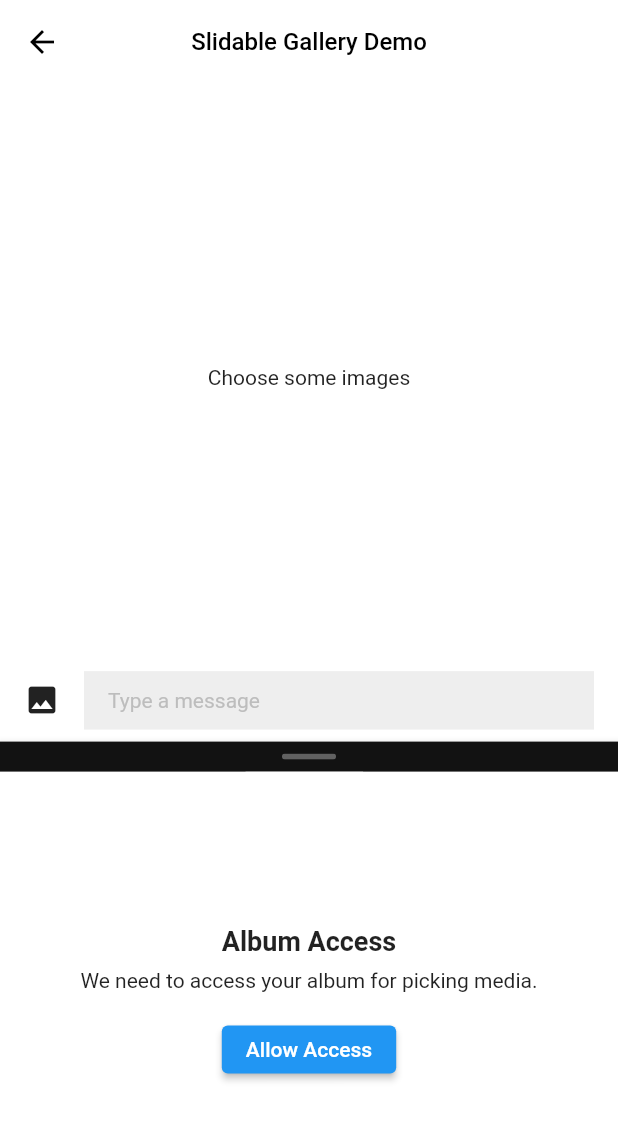
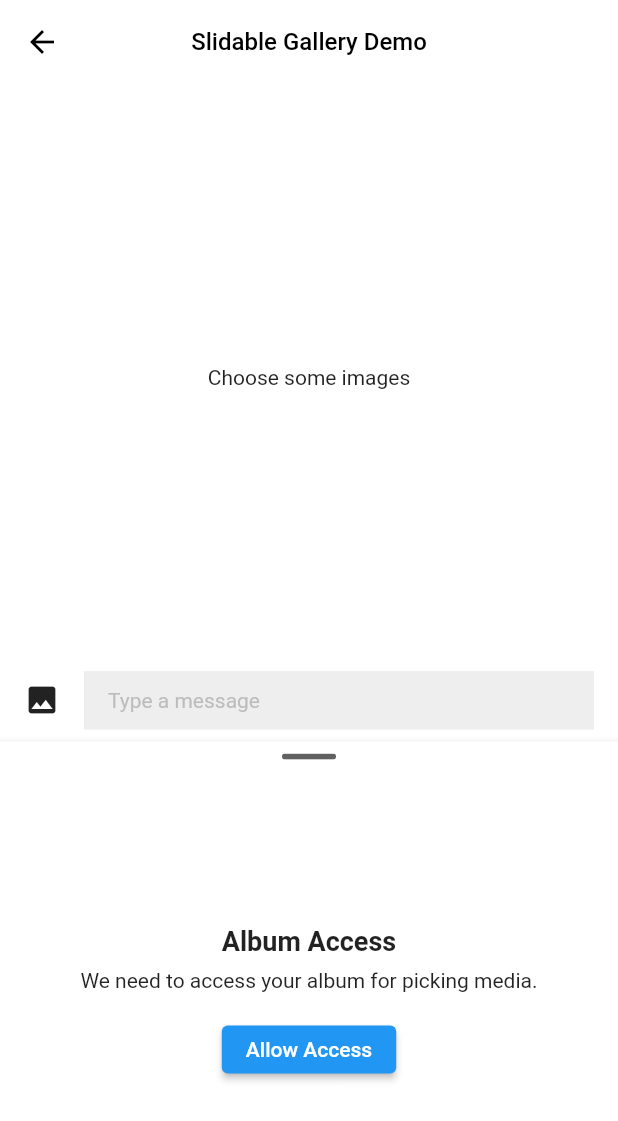
Before and after one commit to haonguyenuet/gallery_asset_picker, a Flutter app: the SlidablePage screen opened directly, after a tap on the "insert photo" icon, on a phone screen of 412 x 824 dp. Shown: the top 1121 px of the screen. Run offline on Flutter 3.47's test engine with Material 2 defaults, Android fonts, the phone set to English and light mode, and no system bars; our stand-ins replace camera, fluttertoast; missing offline and left inert: photo_manager; project files that could hold a hidden picture were left out.

Commit message:
update theme setting

```diff
--- a/example/lib/slidable_page.dart
+++ b/example/lib/slidable_page.dart
@@ -23,7 +23,9 @@ class _SlidablePageState extends State<SlidablePage> {
         crossAxisCount: 3,
         maxCount: 3,
         requestType: RequestType.image,
-        colorScheme: ColorScheme.dark(),
+        colorScheme: const ColorScheme.light(
+          primary: Colors.blue,
+        ),
         onReachMaximum: () {
           Fluttertoast.showToast(
             msg: "You have reached the allowed number of images",
--- a/lib/features/gallery/widgets/builder/album_list_builder.dart
+++ b/lib/features/gallery/widgets/builder/album_list_builder.dart
@@ -23,6 +23,8 @@ class AlbumListBuilder extends StatelessWidget {
   @override
   Widget build(BuildContext context) {
     final galleryController = context.galleryController;
+    final colorScheme = galleryController.setting.colorScheme;
+    final textTheme = galleryController.setting.textTheme;
     return ValueListenableBuilder<AlbumListValue>(
       valueListenable: controller,
       builder: (context, value, child) {
@@ -39,10 +41,7 @@ class AlbumListBuilder extends StatelessWidget {
           return Center(
             child: Text(
               StringConst.NO_ALBUM_AVAILABLE,
-              style: TextStyle(
-                color: galleryController.setting.colorScheme?.onBackground ?? Colors.white,
-                fontWeight: FontWeight.w700,
-              ),
+              style: textTheme.bodyMedium?.copyWith(color: colorScheme.onBackground),
             ),
           );
         }
@@ -51,10 +50,7 @@ class AlbumListBuilder extends StatelessWidget {
           return Center(
             child: Text(
               StringConst.SOMETHING_WRONG,
-              style: TextStyle(
-                color: galleryController.setting.colorScheme?.onBackground ?? Colors.white,
-                fontWeight: FontWeight.w700,
-              ),
+              style: textTheme.bodyMedium?.copyWith(color: colorScheme.onBackground),
             ),
           );
         }
--- a/lib/features/gallery/widgets/gallery_asset_thumbnail.dart
+++ b/lib/features/gallery/widgets/gallery_asset_thumbnail.dart
@@ -33,11 +33,11 @@ class AssetThumbnail extends StatelessWidget {
     }
 
     if (asset.type == AssetType.audio) {
-      child = Center(child: Icon(Icons.audiotrack, color: colorScheme?.onBackground ?? Colors.white));
+      child = Center(child: Icon(Icons.audiotrack, color: colorScheme.onBackground));
     }
 
     if (asset.type == AssetType.other) {
-      child = Center(child: Icon(Icons.file_copy, color: colorScheme?.onBackground ?? Colors.white));
+      child = Center(child: Icon(Icons.file_copy, color: colorScheme.onBackground));
     }
 
     if (asset.type == AssetType.video || asset.type == AssetType.audio) {
@@ -140,7 +140,7 @@ class _DurationView extends StatelessWidget {
           style: const TextStyle(
             fontSize: 12,
             color: Colors.white,
-            fontWeight: FontWeight.w700,
+            fontWeight: FontWeight.w600,
           ),
         ),
       ),
--- a/lib/features/gallery/widgets/gallery_assets_grid_view.dart
+++ b/lib/features/gallery/widgets/gallery_assets_grid_view.dart
@@ -14,8 +14,9 @@ class GalleryAssetsGridView extends StatelessWidget {
   Widget build(BuildContext context) {
     final galleryController = context.galleryController;
     final colorScheme = galleryController.setting.colorScheme;
+    final textTheme = galleryController.setting.textTheme;
     return ColoredBox(
-      color: colorScheme?.background ?? Colors.black,
+      color: colorScheme.background,
       child: AlbumListBuilder(
         controller: galleryController.albumListController,
         builder: (context, albumList) {
@@ -39,7 +40,7 @@ class GalleryAssetsGridView extends StatelessWidget {
                 return Center(
                   child: Text(
                     StringConst.NO_MEDIA_AVAILABLE,
-                    style: TextStyle(color: colorScheme?.onBackground ?? Colors.white),
+                    style: textTheme.bodyMedium?.copyWith(color: colorScheme.onBackground),
                   ),
                 );
               }
@@ -48,7 +49,7 @@ class GalleryAssetsGridView extends StatelessWidget {
                 return Center(
                   child: Text(
                     StringConst.SOMETHING_WRONG,
-                    style: TextStyle(color: colorScheme?.onBackground ?? Colors.white),
+                    style: textTheme.bodyMedium?.copyWith(color: colorScheme.onBackground),
                   ),
                 );
               }
@@ -86,9 +87,8 @@ class GalleryAssetsGridView extends StatelessWidget {
                         : assets[i];
                     if (asset == null) {
                       return Container(
-                          color: colorScheme?.brightness == Brightness.light
-                              ? Colors.grey.shade200
-                              : Colors.grey.shade800);
+                          color:
+                              colorScheme.brightness == Brightness.light ? Colors.grey.shade200 : Colors.grey.shade800);
                     }
 
                     return _AssetTile(key: ValueKey(asset.id), asset: asset);
@@ -158,6 +158,9 @@ class _SelectionCount extends StatelessWidget {
   @override
   Widget build(BuildContext context) {
     final galleryController = context.galleryController;
+    final colorScheme = context.galleryController.setting.colorScheme;
+    final textTheme = context.galleryController.setting.textTheme;
+
     return GalleryBuilder(
       controller: galleryController,
       builder: (context, gallery) {
@@ -169,12 +172,14 @@ class _SelectionCount extends StatelessWidget {
         Widget counter = const SizedBox();
         if (isSelected) {
           counter = CircleAvatar(
-            backgroundColor: galleryController.setting.colorScheme?.primary ?? Colors.blue.shade600,
+            backgroundColor: colorScheme.primary,
             radius: 14 * ratio,
             child: singleSelection
                 ? Icon(CupertinoIcons.checkmark_alt, color: Colors.white, size: 24 * ratio)
-                : Text('${index + 1}',
-                    style: TextStyle(color: Colors.white, fontSize: 14 * ratio, fontWeight: FontWeight.w500)),
+                : Text(
+                    '${index + 1}',
+                    style: textTheme.titleSmall?.copyWith(color: Colors.white, fontSize: 14 * ratio),
+                  ),
           );
         }
         if (!singleSelection) {
--- a/lib/features/gallery/widgets/gallery_header.dart
+++ b/lib/features/gallery/widgets/gallery_header.dart
@@ -19,6 +19,7 @@ class GalleryHeader extends StatelessWidget {
   final GalleryController galleryController;
 
   ColorScheme? get colorScheme => galleryController.setting.colorScheme;
+  TextTheme get textTheme => galleryController.setting.textTheme;
 
   @override
   Widget build(BuildContext context) {
@@ -85,7 +86,10 @@ class GalleryHeader extends StatelessWidget {
       child: CupertinoButton(
         padding: const EdgeInsets.fromLTRB(16, 8, 8, 8),
         minSize: 0,
-        child: Text('Cancel', style: TextStyle(fontSize: 16, color: Colors.blue.shade400)),
+        child: Text(
+          'Cancel',
+          style: textTheme.titleSmall?.copyWith(color: const Color(0xFF66768E)),
+        ),
         onPressed: onClose,
       ),
     );
@@ -101,7 +105,10 @@ class GalleryHeader extends StatelessWidget {
           return CupertinoButton(
             padding: const EdgeInsets.fromLTRB(8, 8, 16, 8),
             minSize: 0,
-            child: Text('Clear', style: TextStyle(fontSize: 16, color: Colors.red.shade400)),
+            child: Text(
+              'Clear',
+              style: textTheme.titleSmall?.copyWith(color: const Color(0xFFF43F5E)),
+            ),
             onPressed: galleryController.clearSelection,
           );
         },
@@ -117,11 +124,7 @@ class GalleryHeader extends StatelessWidget {
           final accessCount = gallery.selectedAssets.length;
           return Text(
             '$accessCount Selected',
-            style: TextStyle(
-              color: colorScheme?.onSurface ?? Colors.white,
-              fontWeight: FontWeight.w600,
-              fontSize: 16,
-            ),
+            style: textTheme.titleMedium?.copyWith(color: colorScheme?.onSurface ?? Colors.white),
           );
         }
 
@@ -137,11 +140,7 @@ class GalleryHeader extends StatelessWidget {
                   : isAll
                       ? galleryController.setting.albumTitle
                       : currentAlbumController?.value.assetPathEntity?.name ?? 'Unknown',
-              style: TextStyle(
-                color: colorScheme?.onSurface ?? Colors.white,
-                fontWeight: FontWeight.w600,
-                fontSize: 16,
-              ),
+              style: textTheme.titleMedium?.copyWith(color: colorScheme?.onSurface ?? Colors.white),
             );
           },
         );
@@ -164,10 +163,10 @@ class GalleryHeader extends StatelessWidget {
             angle: pi * factor,
             child: CupertinoButton(
               minSize: 0,
-              padding: const EdgeInsets.all(4),
+              padding: const EdgeInsets.all(6),
               child: Icon(
                 CupertinoIcons.chevron_down,
-                size: 20,
+                size: 18,
                 color: colorScheme?.onSurface ?? Colors.grey.shade700,
               ),
               onPressed: onAlbumListToggle,
--- a/lib/features/gallery/widgets/gallery_select_button.dart
+++ b/lib/features/gallery/widgets/gallery_select_button.dart
@@ -48,7 +48,7 @@ class GallerySelectButtonState extends State<GallerySelectButton> with TickerPro
 
   @override
   Widget build(BuildContext context) {
-    final colorScheme = _galleryController.setting.colorScheme ?? Theme.of(context).colorScheme;
+    final colorScheme = _galleryController.setting.colorScheme;
     return GalleryBuilder(
       controller: _galleryController,
       builder: (context, gallery) {
--- a/lib/features/gallery/widgets/gallery_view.dart
+++ b/lib/features/gallery/widgets/gallery_view.dart
@@ -123,7 +123,7 @@ class _GalleryViewState extends State<GalleryView> with SingleTickerProviderStat
           ? WillPopScope(
               onWillPop: _onWillClose,
               child: Scaffold(
-                backgroundColor: _gallarySetting.colorScheme?.background ?? Colors.black,
+                backgroundColor: _gallarySetting.colorScheme.background,
                 body: Padding(
                   padding: EdgeInsets.only(top: MediaQuery.of(context).padding.top),
                   child: galleryStack,
--- a/lib/settings/gallery_settings.dart
+++ b/lib/settings/gallery_settings.dart
@@ -20,7 +20,12 @@ class GallerySetting {
     this.onChanged,
     this.onReachMaximum,
     this.closingDialogBuilder,
-    this.colorScheme,
+    this.textTheme = const TextTheme(
+      bodyMedium: TextStyle(fontSize: 16),
+      titleMedium: TextStyle(fontSize: 14, fontWeight: FontWeight.w700),
+      titleSmall: TextStyle(fontSize: 14, fontWeight: FontWeight.w500),
+    ),
+    this.colorScheme = const ColorScheme.light(),
     this.overlayStyle = SystemUiOverlayStyle.light,
   });
 
@@ -75,7 +80,11 @@ class GallerySetting {
 
   ///
   /// Color Scheme
-  final ColorScheme? colorScheme;
+  final TextTheme textTheme;
+
+  ///
+  /// Color Scheme
+  final ColorScheme colorScheme;
 
   ///
   /// Overlay Style
@@ -96,6 +105,7 @@ class GallerySetting {
     Function(GalleryAsset asset, {bool removed})? onChanged,
     Function()? onReachMaximum,
     Widget Function()? closingDialogBuilder,
+    TextTheme? textTheme,
     ColorScheme? colorScheme,
     SystemUiOverlayStyle? overlayStyle,
   }) {
```
Also changed, not shown: lib/features/gallery/widgets/album_list_view.dart (+8 -11 lines), 1 other file.
